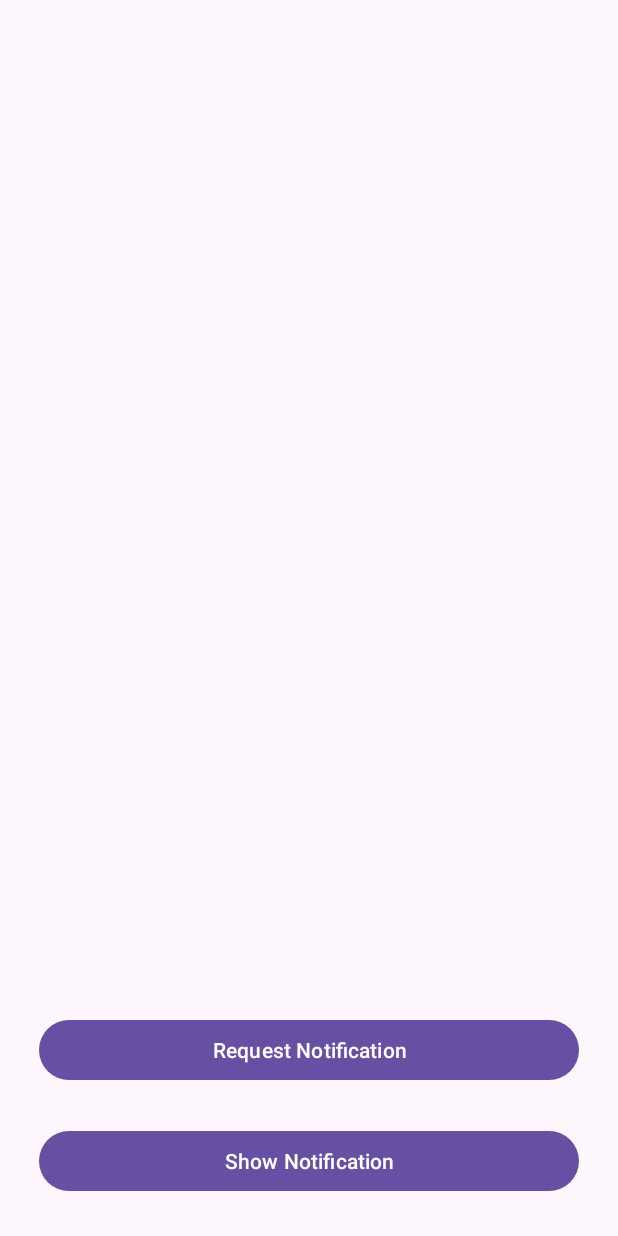
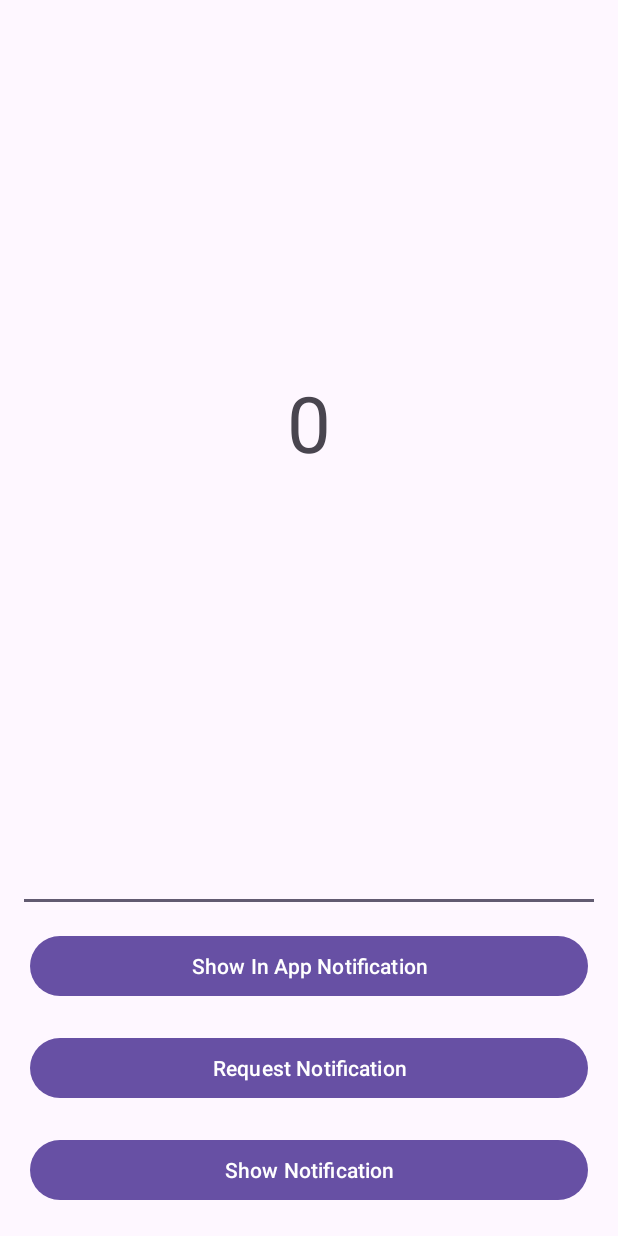
Before and after one commit to adistaufa17/MyFriends-FinalProject, an Android app: the layout activity_work_manager.xml on its own in the app's theme, with its tools: preview values and no code run, on a phone screen of 412 x 824 dp. Run offline under Robolectric (Android 15) with nearby library versions, the phone set to English and light mode, and no system bars.

Commit message:
Notification_in_app

```diff
--- a/app/src/main/java/com/adista/finalproject/activity/work_manager/worker/NotificationWorker.kt
+++ b/app/src/main/java/com/adista/finalproject/activity/work_manager/worker/NotificationWorker.kt
@@ -7,6 +7,7 @@ import android.app.PendingIntent
 import android.content.Context
 import android.content.Intent
 import android.content.pm.PackageManager
+import android.os.Build
 import androidx.core.app.ActivityCompat
 import androidx.core.app.NotificationCompat
 import androidx.core.app.NotificationManagerCompat
@@ -28,7 +29,7 @@ Worker(context, workerParams) {
         createNotificationChannel()
 
         val intent = Intent(context, WorkManagerActivity::class.java).apply {
-            Intent.FLAG_ACTIVITY_NEW_TASK or Intent.FLAG_ACTIVITY_CLEAR_TASK
+            flags = Intent.FLAG_ACTIVITY_NEW_TASK or Intent.FLAG_ACTIVITY_CLEAR_TASK
         }
 
         val pendingIntent: PendingIntent =
@@ -57,6 +58,7 @@ Worker(context, workerParams) {
 
 
     private fun createNotificationChannel() {
+        if (Build.VERSION.SDK_INT >= Build.VERSION_CODES.O) {
             val channel = NotificationChannel(
                 WorkManagerActivity.CHANNEL_ID,
                 WorkManagerActivity.CHANNEL_NAME,
@@ -69,5 +71,6 @@ Worker(context, workerParams) {
                 context.getSystemService(Context.NOTIFICATION_SERVICE) as NotificationManager
             notificationManager.createNotificationChannel(channel)
         }
+    }
 
 }
--- a/app/src/main/res/layout/activity_work_manager.xml
+++ b/app/src/main/res/layout/activity_work_manager.xml
@@ -1,18 +1,50 @@
 <?xml version="1.0" encoding="utf-8"?>
-<layout xmlns:tools="http://schemas.android.com/tools"
-    xmlns:android="http://schemas.android.com/apk/res/android"
-    xmlns:app="http://schemas.android.com/apk/res-auto">
+<layout xmlns:android="http://schemas.android.com/apk/res/android"
+    xmlns:app="http://schemas.android.com/apk/res-auto"
+    xmlns:tools="http://schemas.android.com/tools">
+
     <androidx.constraintlayout.widget.ConstraintLayout
         android:id="@+id/main"
         android:layout_width="match_parent"
         android:layout_height="match_parent"
         tools:context=".activity.work_manager.WorkManagerActivity">
 
+        <TextView
+            android:id="@+id/tv_countdown"
+            android:layout_width="wrap_content"
+            android:layout_height="wrap_content"
+            android:text="@string/_0"
+            android:textSize="@dimen/_40ssp"
+            app:layout_constraintBottom_toTopOf="@+id/et_count"
+            app:layout_constraintEnd_toEndOf="parent"
+            app:layout_constraintStart_toStartOf="parent"
+            app:layout_constraintTop_toTopOf="parent" />
+
+        <EditText
+            android:id="@+id/et_count"
+            android:layout_width="match_parent"
+            android:layout_height="wrap_content"
+            android:layout_margin="12dp"
+            android:autofillHints="Inputkan detik disini"
+            android:inputType="number"
+            app:layout_constraintBottom_toTopOf="@+id/btn_in_app_notification"
+            tools:ignore="LabelFor,SpeakableTextPresentCheck,TouchTargetSizeCheck,VisualLintTextFieldSize"
+            tools:layout_editor_absoluteX="12dp" />
+
+        <Button
+            android:id="@+id/btn_in_app_notification"
+            android:layout_width="match_parent"
+            android:layout_height="wrap_content"
+            android:layout_margin="20dp"
+            android:text="@string/show_in_app_notification"
+            app:layout_constraintBottom_toTopOf="@+id/btn_request"
+            tools:ignore="VisualLintButtonSize" />
+
         <Button
             android:id="@+id/btn_show"
             android:layout_width="match_parent"
             android:layout_height="wrap_content"
-            android:layout_margin="@dimen/_20sdp"
+            android:layout_margin="20dp"
             android:text="@string/show_notification"
             app:layout_constraintBottom_toBottomOf="parent"
             tools:ignore="VisualLintButtonSize" />
@@ -21,11 +53,10 @@
             android:id="@+id/btn_request"
             android:layout_width="match_parent"
             android:layout_height="wrap_content"
-            android:layout_margin="@dimen/_20sdp"
+            android:layout_margin="20dp"
             android:text="@string/request_notification"
-            app:layout_constraintBottom_toTopOf="@+id/btn_show"
+            app:layout_constraintBottom_toTopOf="@id/btn_show"
             tools:ignore="VisualLintButtonSize" />
-
 
     </androidx.constraintlayout.widget.ConstraintLayout>
 </layout>
--- a/app/src/main/res/values/strings.xml
+++ b/app/src/main/res/values/strings.xml
@@ -75,4 +75,6 @@
     <string name="lbl_setting">lbl_setting</string>
     <string name="show_notification">Show Notification</string>
     <string name="request_notification">Request Notification</string>
+    <string name="_0">0</string>
+    <string name="show_in_app_notification">Show In App Notification</string>
 </resources>
```
Also changed, not shown: app/src/main/java/com/adista/finalproject/activity/work_manager/WorkManagerActivity.kt (+48 -7 lines), app/src/main/java/com/adista/finalproject/activity/work_manager/worker/InAppNotificationWorker.kt (added, +21 -0 lines). Lines whose indentation alone changed are shown as unchanged.
